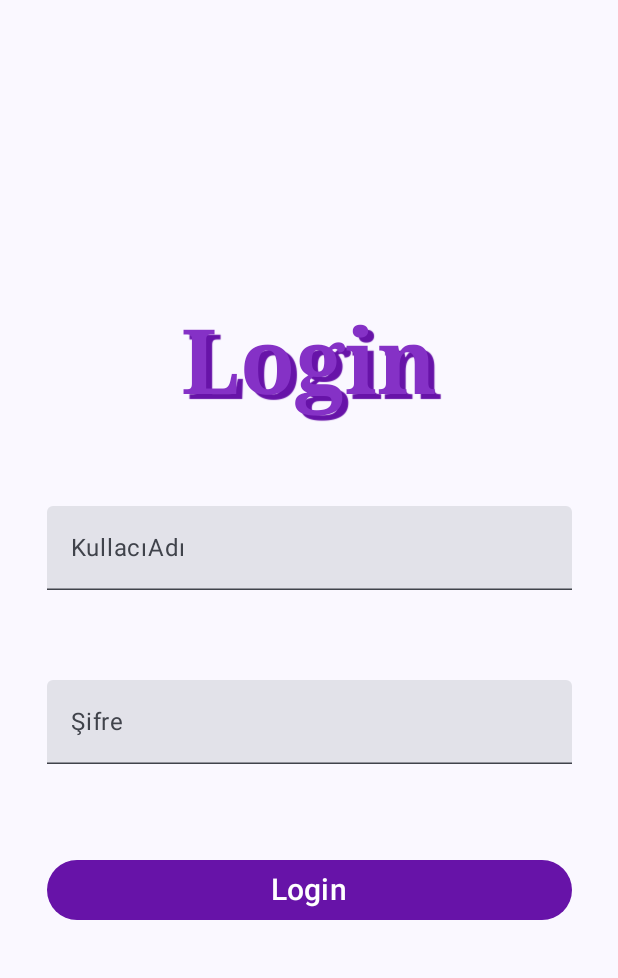
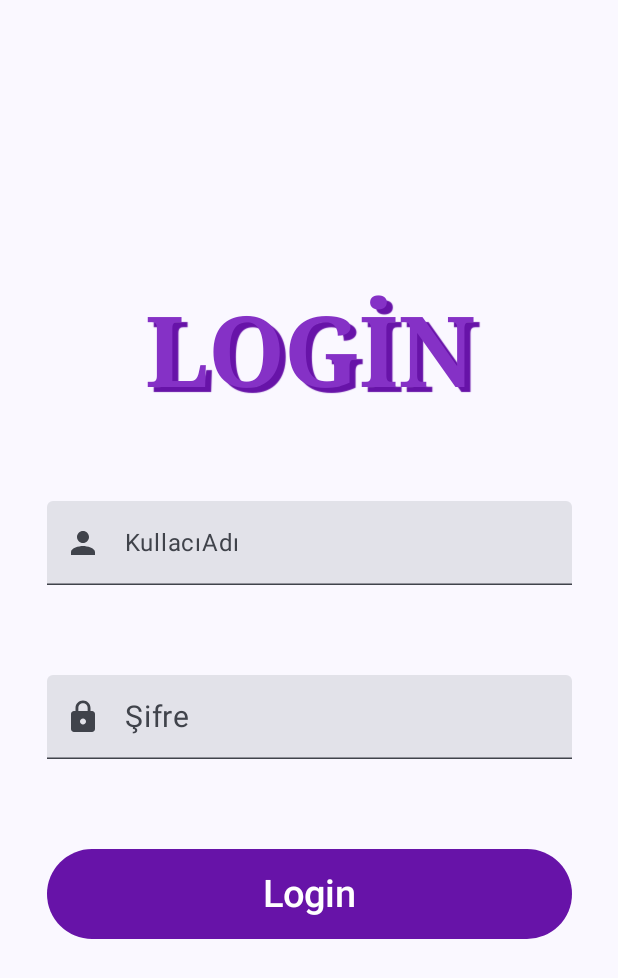
Before and after one commit to UgurSengezer8/LoginPageKotlin, an Android app built with Jetpack Compose: the screen it shows after launch (MainActivity), after a tap on "Login", on a phone screen of 412 x 824 dp. Shown: the top 978 px of the screen. Run offline under Robolectric (Android 15) with nearby library versions, the phone set to English and light mode, and no system bars.

Commit message:
Main Page Design and MainViewModel

```diff
--- a/app/build.gradle
+++ b/app/build.gradle
@@ -47,7 +47,7 @@ android {
 }
 
 dependencies {
-
+    implementation "androidx.lifecycle:lifecycle-viewmodel-ktx:2.6.1"
     implementation 'androidx.core:core-ktx:1.8.0'
     implementation platform('org.jetbrains.kotlin:kotlin-bom:1.8.0')
     implementation 'androidx.lifecycle:lifecycle-runtime-ktx:2.3.1'
--- a/app/src/main/java/com/example/loginpage/View/MainPage.kt
+++ b/app/src/main/java/com/example/loginpage/View/MainPage.kt
@@ -1,14 +1,25 @@
 package com.example.loginpage.View
 
+import android.widget.Toast
 import androidx.compose.foundation.layout.Arrangement
 import androidx.compose.foundation.layout.Column
 import androidx.compose.foundation.layout.Spacer
 import androidx.compose.foundation.layout.fillMaxSize
 import androidx.compose.foundation.layout.fillMaxWidth
+import androidx.compose.foundation.layout.height
 import androidx.compose.foundation.layout.padding
+import androidx.compose.foundation.layout.size
+import androidx.compose.foundation.text.KeyboardActions
+import androidx.compose.foundation.text.KeyboardOptions
+import androidx.compose.material.icons.Icons
+import androidx.compose.material.icons.filled.Email
+import androidx.compose.material.icons.filled.Lock
+import androidx.compose.material.icons.filled.Person
+import androidx.compose.material3.AlertDialog
 import androidx.compose.material3.Button
 import androidx.compose.material3.ButtonDefaults
 import androidx.compose.material3.ExperimentalMaterial3Api
+import androidx.compose.material3.Icon
 import androidx.compose.material3.Scaffold
 import androidx.compose.material3.Text
 import androidx.compose.material3.TextField
@@ -21,6 +32,7 @@ import androidx.compose.ui.Modifier
 import androidx.compose.ui.geometry.Offset
 import androidx.compose.ui.graphics.Color
 import androidx.compose.ui.graphics.Shadow
+import androidx.compose.ui.text.Placeholder
 import androidx.compose.ui.text.TextStyle
 import androidx.compose.ui.text.font.FontFamily
 import androidx.compose.ui.text.font.FontStyle
@@ -28,6 +40,9 @@ import androidx.compose.ui.text.font.FontWeight
 import androidx.compose.ui.tooling.preview.Preview
 import androidx.compose.ui.unit.dp
 import androidx.compose.ui.unit.sp
+import androidx.lifecycle.ViewModel
+import com.example.loginpage.MainActivity
+import com.example.loginpage.ViewModel.MainViewModel
 import com.example.loginpage.ui.theme.LoginPageTheme
 
 @OptIn(ExperimentalMaterial3Api::class)
@@ -35,26 +50,54 @@ import com.example.loginpage.ui.theme.LoginPageTheme
 fun MainPage() {
     val txtKullaniciAdi = remember{ mutableStateOf("")}
     val txtSifre = remember{ mutableStateOf("")}
+    val viewModel = MainViewModel()
+    val mainActivity = MainActivity()
     Column( Modifier.fillMaxSize(), horizontalAlignment = Alignment.CenterHorizontally, verticalArrangement = Arrangement.Center) {
-        Text(text = "Login",
+        Text(text = "LOGİN",
             modifier = Modifier
                 .align(CenterHorizontally),
-            fontSize = 60.sp,
+            fontSize = 65.sp,
             fontFamily = FontFamily.Serif,
             fontWeight = FontWeight.Bold,
             style = TextStyle(color = Color(133,49,198), shadow = Shadow(color = Color(103,19,168), offset = Offset(6f,5f),)),
         )
         Spacer(modifier = Modifier.padding(30.dp))
-        TextField(value = txtKullaniciAdi.value, onValueChange = {newText->
+        TextField(
+            value = txtKullaniciAdi.value,
+            leadingIcon = { Icon(imageVector = Icons.Default.Person, contentDescription = "Email Icon")},
+            onValueChange = {newText->
             txtKullaniciAdi.value=newText
-        }, label = { Text(text = "KullacıAdı")}, modifier = Modifier.fillMaxWidth(0.85f))
+        }, label = { Text(text = "KullacıAdı")},
+            placeholder = { Text(text = "Enter Your Password")},
+            modifier = Modifier.fillMaxWidth(0.85f))
         Spacer(modifier = Modifier.padding(30.dp))
-        TextField(value = txtSifre.value, onValueChange = {newText->
+        TextField(
+            value = txtSifre.value,
+            leadingIcon = { Icon(imageVector = Icons.Default.Lock, contentDescription = "Email Icon")},
+            onValueChange = { newText->
             txtSifre.value=newText
-        },label = { Text("Şifre") }, modifier = Modifier.fillMaxWidth(0.85f))
+        },
+            label = { Text("Şifre", fontSize = 20.sp) },
+            placeholder = { Text(text = "Enter Your Password")},
+            modifier = Modifier.fillMaxWidth(0.85f)
+        )
         Spacer(modifier = Modifier.padding(30.dp))
-        Button(onClick = { /*TODO*/ }, modifier = Modifier.fillMaxWidth(0.85f), colors = ButtonDefaults.buttonColors(containerColor = Color(103,19,168))) {
-            Text(text = "Login", fontSize = 20.sp)
+        Button(
+            onClick = {
+                if (txtSifre.value.isNotEmpty()&&txtKullaniciAdi.value.isNotEmpty()){
+                    println("İşlem Başarılı")
+                }else{
+                    println("İşlem Başarısız")
+                }
+            },
+            modifier = Modifier
+                .fillMaxWidth(0.85f)
+                .height(60.dp),
+            colors = ButtonDefaults.buttonColors(
+                containerColor = Color(103,19,168)
+            )
+        ) {
+            Text(text = "Login", fontSize = 25.sp)
         }
     }
 }
--- /dev/null
+++ b/app/src/main/java/com/example/loginpage/ViewModel/MainViewModel.kt
@@ -0,0 +1,12 @@
+package com.example.loginpage.ViewModel
+
+import android.annotation.SuppressLint
+import android.widget.Toast
+import androidx.compose.material3.AlertDialog
+import androidx.compose.ui.platform.LocalContext
+import androidx.lifecycle.ViewModel
+import com.example.loginpage.MainActivity
+
+class MainViewModel:ViewModel(){
+
+}
--- /dev/null
+++ b/app/src/main/res/drawable/baseline_email_24.xml
@@ -0,0 +1,5 @@
+<vector android:height="24dp" android:tint="#9A24F5"
+    android:viewportHeight="24" android:viewportWidth="24"
+    android:width="24dp" xmlns:android="http://schemas.android.com/apk/res/android">
+    <path android:fillColor="@android:color/white" android:pathData="M20,4L4,4c-1.1,0 -1.99,0.9 -1.99,2L2,18c0,1.1 0.9,2 2,2h16c1.1,0 2,-0.9 2,-2L22,6c0,-1.1 -0.9,-2 -2,-2zM20,8l-8,5 -8,-5L4,6l8,5 8,-5v2z"/>
+</vector>
```
